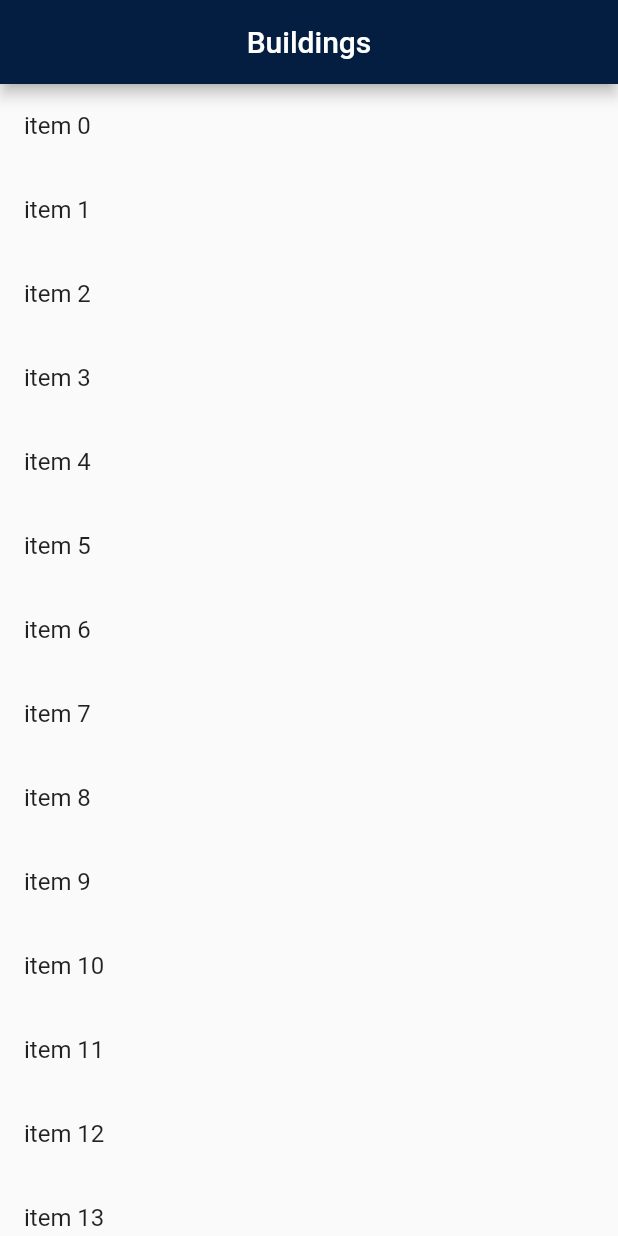
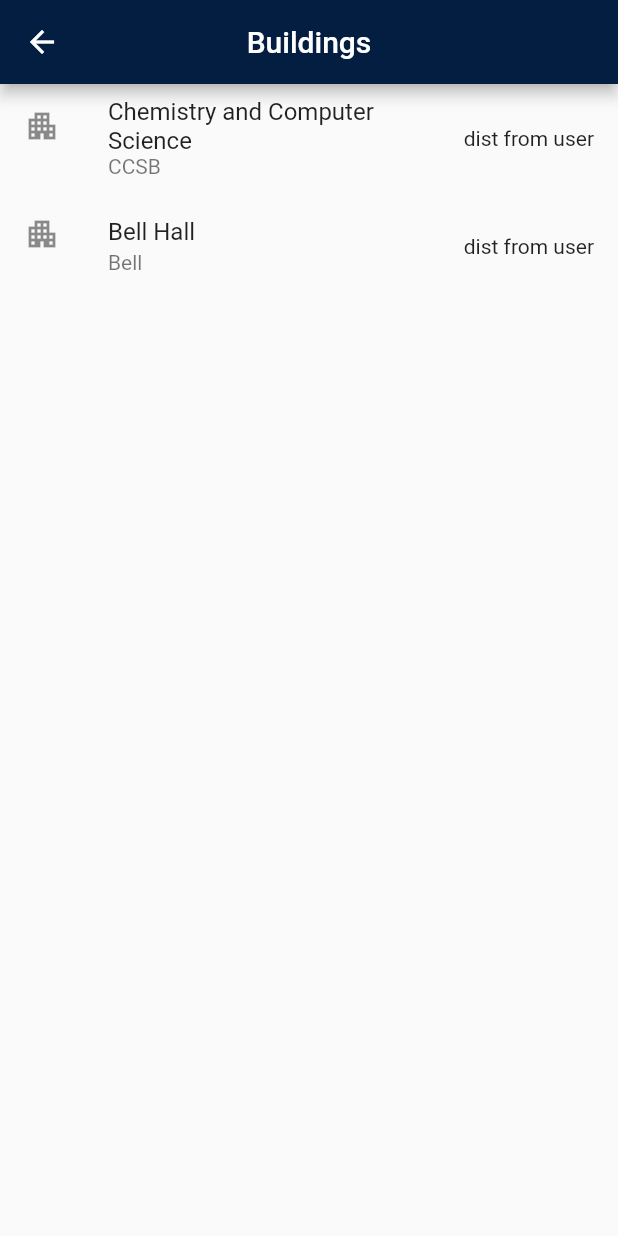
Before and after one commit to NoahTheGr8/UTEP-MAPS, a Flutter app: the screen it shows after launch, in the side drawer, after a tap on "Buildings", on a phone screen of 412 x 824 dp. Run offline on Flutter 3.47's test engine with Material 2 defaults, Android fonts, the light colour scheme and no system bars; our stand-ins replace flutter_map; Roboto replaces fonts that are missing (Montserrat-Bold).

Commit message:
complete boilerplate code for the Buildings list view page

```diff
--- a/Prototypes/Working_Prototypes/utepmaps_v1/lib/screens/buildings_list.dart
+++ b/Prototypes/Working_Prototypes/utepmaps_v1/lib/screens/buildings_list.dart
@@ -1,4 +1,6 @@
 import 'package:flutter/material.dart';
+import 'package:utepmaps_v1/location_types/building.dart';
+import '../locations.dart';
 
 class buildingsList extends StatefulWidget {
   const buildingsList({Key? key}) : super(key: key);
@@ -8,10 +10,7 @@ class buildingsList extends StatefulWidget {
 }
 
 class buildingsListState extends State<buildingsList> {
-  bool isSelectionMode = false;
-  final int listLength = 30;
-  late List<bool> _selected;
-  bool _selectAll = false;
+  late Locations locations = Locations();
 
   @override
   void initState() {
@@ -20,13 +19,10 @@ class buildingsListState extends State<buildingsList> {
   }
 
   void initializeSelection() {
-    _selected = List<bool>.generate(listLength, (_) => false);
-  }
-
-  @override
-  void dispose() {
-    _selected.clear();
-    super.dispose();
+    Building ccsb = Building("Chemistry and Computer Science", "CCSB");
+    Building bell = Building("Bell Hall", "Bell");
+    locations.buildings.add(ccsb);
+    locations.buildings.add(bell);
   }
 
   @override
@@ -37,97 +33,39 @@ class buildingsListState extends State<buildingsList> {
           title: const Text(
             'Buildings',
           ),
-          leading: isSelectionMode
-              ? IconButton(
-                  icon: const Icon(Icons.close),
-                  onPressed: () {
-                    setState(() {
-                      isSelectionMode = false;
-                    });
-                    initializeSelection();
-                  },
-                )
-              : const SizedBox(),
-          actions: <Widget>[
-            if (isSelectionMode)
-              TextButton(
-                  child: !_selectAll
-                      ? const Text(
-                          'select all',
-                          style: TextStyle(color: Colors.white),
-                        )
-                      : const Text(
-                          'unselect all',
-                          style: TextStyle(color: Colors.white),
-                        ),
-                  onPressed: () {
-                    _selectAll = !_selectAll;
-                    setState(() {
-                      _selected =
-                          List<bool>.generate(listLength, (_) => _selectAll);
-                    });
-                  }),
-          ],
         ),
         body: ListBuilder(
-          isSelectionMode: isSelectionMode,
-          selectedList: _selected,
-          onSelectionChange: (bool x) {
-            setState(() {
-              isSelectionMode = x;
-            });
-          },
+          buildingList: locations.buildings,
         ));
   }
 }
 
 class ListBuilder extends StatefulWidget {
-  const ListBuilder({
-    Key? key,
-    required this.selectedList,
-    required this.isSelectionMode,
-    required this.onSelectionChange,
-  }) : super(key: key);
+  const ListBuilder({Key? key, required this.buildingList}) : super(key: key);
 
-  final bool isSelectionMode;
-  final List<bool> selectedList;
-  final Function(bool)? onSelectionChange;
+  final List<Building> buildingList;
 
   @override
   State<ListBuilder> createState() => _ListBuilderState();
 }
 
 class _ListBuilderState extends State<ListBuilder> {
-  void _toggle(int index) {
-    if (widget.isSelectionMode) {
-      setState(() {
-        widget.selectedList[index] = !widget.selectedList[index];
-      });
-    }
-  }
+  //Start navigation here if they toggle this tile
+  void _toggle(int index) {}
 
   @override
   Widget build(BuildContext context) {
     return ListView.builder(
-        itemCount: widget.selectedList.length,
-        itemBuilder: (_, int index) {
+        itemCount: widget.buildingList.length,
+        itemBuilder: (context, int index) {
           return ListTile(
-              onTap: () => _toggle(index),
-              onLongPress: () {
-                if (!widget.isSelectionMode) {
-                  setState(() {
-                    widget.selectedList[index] = true;
-                  });
-                  widget.onSelectionChange!(true);
-                }
-              },
-              trailing: widget.isSelectionMode
-                  ? Checkbox(
-                      value: widget.selectedList[index],
-                      onChanged: (bool? x) => _toggle(index),
-                    )
-                  : const SizedBox.shrink(),
-              title: Text('item $index'));
+              leading: Icon(Icons.apartment_sharp),
+              onTap: () => _toggle(
+                  index), //TODO update this to navigate to desired location
+              trailing: const Text('dist from user'),
+              title: Text('${widget.buildingList.elementAt(index).name}'),
+              subtitle: Text(
+                  '${widget.buildingList.elementAt(index).buildingAbbrev}'));
         });
   }
 }
```
